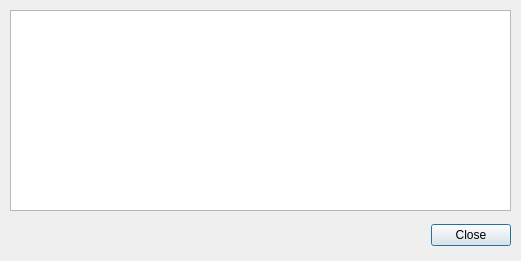
Old version of the form src/otpromviewerdialog.ui in the repository bloguetronica/cp2130-conf.
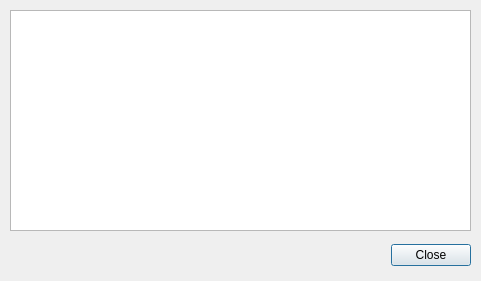
New version of the form. Icons and pictures are not drawn.

Patch:
```diff
--- a/src/otpromviewerdialog.ui
+++ b/src/otpromviewerdialog.ui
@@ -6,20 +6,20 @@
    <rect>
     <x>0</x>
     <y>0</y>
-    <width>521</width>
-    <height>261</height>
+    <width>481</width>
+    <height>281</height>
    </rect>
   </property>
   <property name="minimumSize">
    <size>
-    <width>521</width>
-    <height>261</height>
+    <width>481</width>
+    <height>281</height>
    </size>
   </property>
   <property name="maximumSize">
    <size>
-    <width>521</width>
-    <height>261</height>
+    <width>481</width>
+    <height>281</height>
    </size>
   </property>
   <property name="windowTitle">
@@ -43,8 +43,8 @@
    <property name="geometry">
     <rect>
      <x>10</x>
-     <y>220</y>
-     <width>501</width>
+     <y>240</y>
+     <width>461</width>
      <height>31</height>
     </rect>
    </property>
@@ -60,8 +60,8 @@
     <rect>
      <x>10</x>
      <y>10</y>
-     <width>501</width>
-     <height>201</height>
+     <width>461</width>
+     <height>221</height>
     </rect>
    </property>
    <property name="font">
```
Left out of the diff: 2 changed lines with no effect on the pictures.
